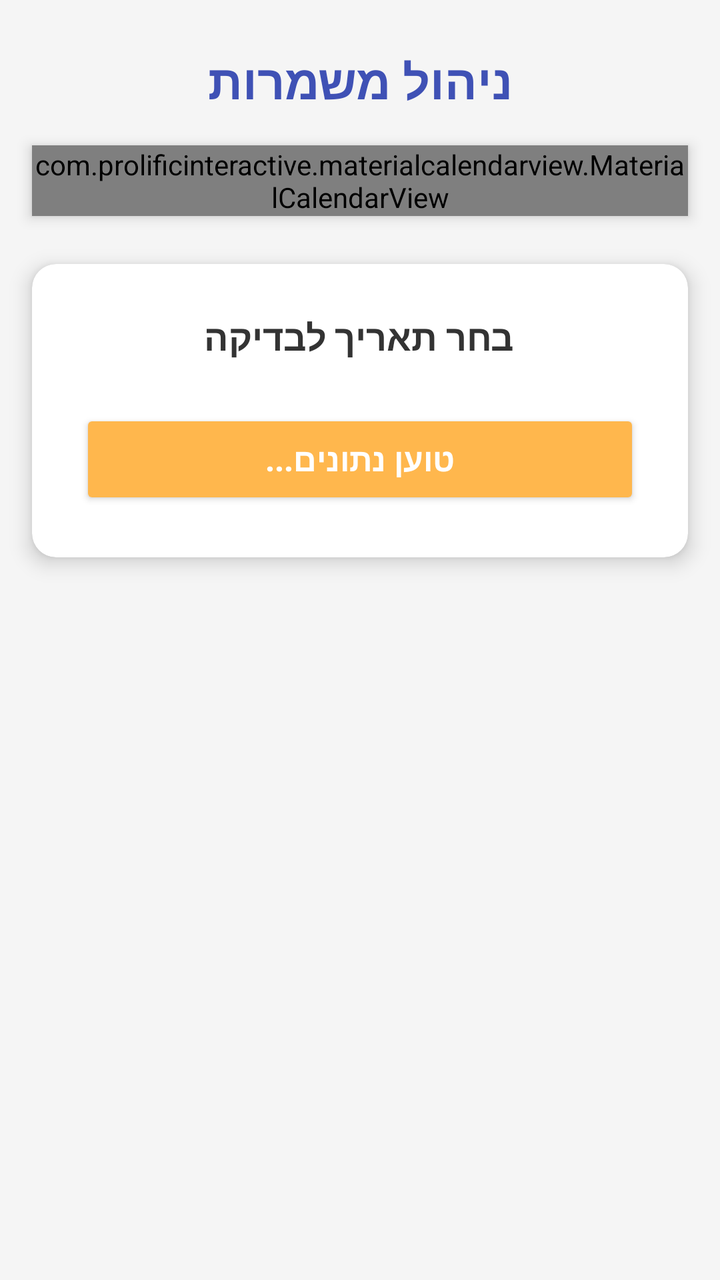
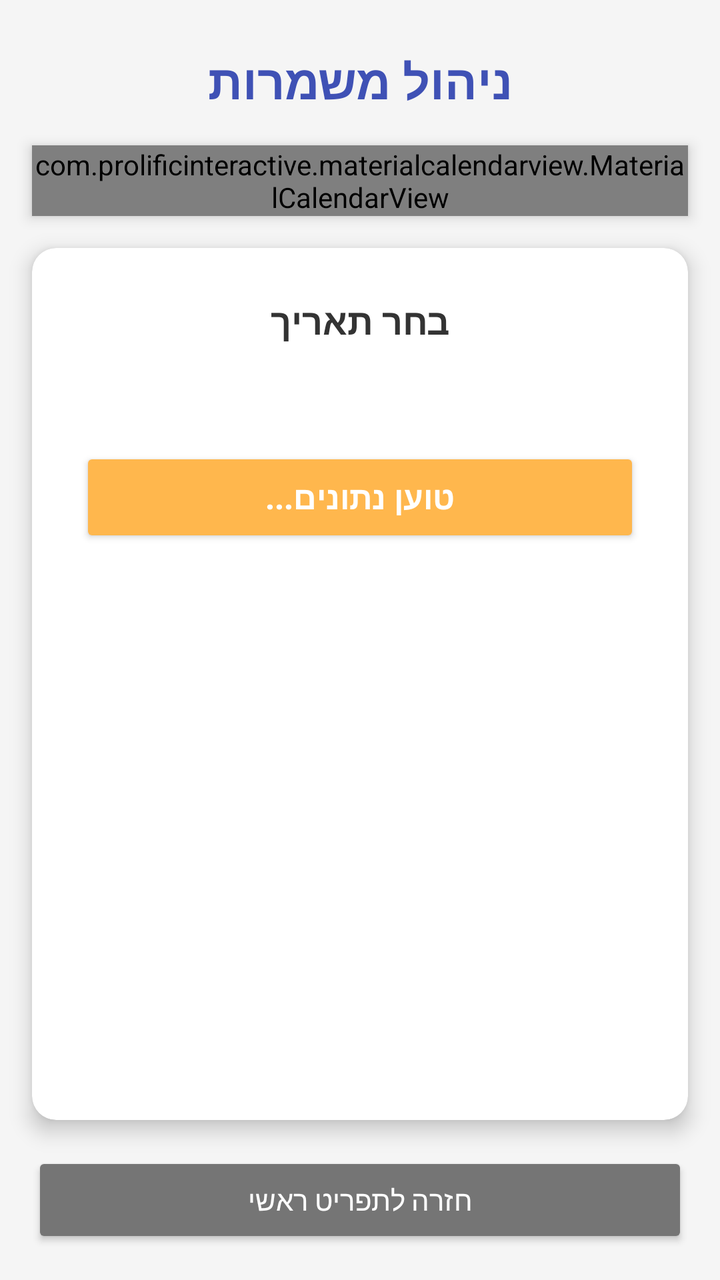

The first picture is an Android layout as it rendered before a commit; the second is the same layout after the commit. The layout source and the unified diff follow.
<!-- AndroidManifest.xml: application theme Theme.MyApplication -->
<!-- res/layout/activity_add_shift.xml -->
<?xml version="1.0" encoding="utf-8"?>
<LinearLayout xmlns:android="http://schemas.android.com/apk/res/android"
    xmlns:app="http://schemas.android.com/apk/res-auto"
    android:layout_width="match_parent"
    android:layout_height="match_parent"
    android:orientation="vertical"
    android:background="#F5F5F5"
    android:gravity="center_horizontal"
    android:layoutDirection="rtl">

    <TextView
        android:layout_width="match_parent"
        android:layout_height="wrap_content"
        android:text="ניהול משמרות"
        android:textSize="24sp"
        android:textStyle="bold"
        android:textColor="#3F51B5"
        android:gravity="center"
        android:paddingTop="24dp"
        android:paddingBottom="16dp" />

    <com.prolificinteractive.materialcalendarview.MaterialCalendarView
        android:id="@+id/calendarView"
        android:layout_width="match_parent"
        android:layout_height="wrap_content"
        android:layout_marginHorizontal="16dp"
        android:background="@android:color/white"
        android:elevation="4dp"
        app:mcv_selectionColor="#3F51B5"
        app:mcv_showOtherDates="all" />

    <Space
        android:layout_width="match_parent"
        android:layout_height="24dp" />

    <androidx.cardview.widget.CardView
        android:layout_width="match_parent"
        android:layout_height="wrap_content"
        android:layout_marginHorizontal="16dp"
        app:cardCornerRadius="12dp"
        app:cardElevation="6dp"
        app:cardBackgroundColor="@android:color/white">

        <LinearLayout
            android:layout_width="match_parent"
            android:layout_height="wrap_content"
            android:orientation="vertical"
            android:padding="24dp"
            android:gravity="center">

            <TextView
                android:id="@+id/tvSelectedDate"
                android:layout_width="wrap_content"
                android:layout_height="wrap_content"
                android:text="בחר תאריך לבדיקה"
                android:textSize="18sp"
                android:textStyle="bold"
                android:textColor="#333333"
                android:gravity="center"
                android:layout_marginBottom="24dp"/>

            <Button
                android:id="@+id/btnGoToManageWorkers"
                android:layout_width="match_parent"
                android:layout_height="50dp"
                android:text="טוען נתונים..."
                android:textSize="16sp"
                android:textStyle="bold"
                android:textColor="@android:color/white"
                android:backgroundTint="#FFB74D" />

        </LinearLayout>
    </androidx.cardview.widget.CardView>

</LinearLayout>
<!-- resources referenced by this layout -->
<resources>
  <style name="Theme.MyApplication" parent="Theme.Material3.DayNight.NoActionBar">
          
          <item name="colorPrimary">#4A80F0</item>
          <item name="colorPrimaryContainer">#DDE7FF</item>
      </style>
</resources>

<!-- the commit's change to res/layout/activity_add_shift.xml (unified diff, before → after) -->
@@ -31,12 +31,13 @@
 
     <Space
         android:layout_width="match_parent"
-        android:layout_height="24dp" />
+        android:layout_height="16dp" />
 
     <androidx.cardview.widget.CardView
         android:layout_width="match_parent"
         android:layout_height="wrap_content"
         android:layout_marginHorizontal="16dp"
+        android:layout_weight="1"
         app:cardCornerRadius="12dp"
         app:cardElevation="6dp"
         app:cardBackgroundColor="@android:color/white">
@@ -52,12 +53,23 @@
                 android:id="@+id/tvSelectedDate"
                 android:layout_width="wrap_content"
                 android:layout_height="wrap_content"
-                android:text="בחר תאריך לבדיקה"
+                android:text="בחר תאריך"
                 android:textSize="18sp"
                 android:textStyle="bold"
                 android:textColor="#333333"
                 android:gravity="center"
-                android:layout_marginBottom="24dp"/>
+                android:layout_marginBottom="8dp"/>
+
+            <TextView
+                android:id="@+id/tvWorkerSummary"
+                android:layout_width="match_parent"
+                android:layout_height="wrap_content"
+                android:text=""
+                android:textSize="14sp"
+                android:textColor="#666666"
+                android:gravity="center"
+                android:layout_marginBottom="24dp"
+                android:lineSpacingExtra="4dp"/>
 
             <Button
                 android:id="@+id/btnGoToManageWorkers"
@@ -72,4 +84,13 @@
         </LinearLayout>
     </androidx.cardview.widget.CardView>
 
+    <Button
+        android:id="@+id/btnBack"
+        android:layout_width="match_parent"
+        android:layout_height="wrap_content"
+        android:text="חזרה לתפריט ראשי"
+        android:layout_margin="16dp"
+        android:backgroundTint="#757575"
+        android:textColor="@android:color/white"/>
+
 </LinearLayout>
